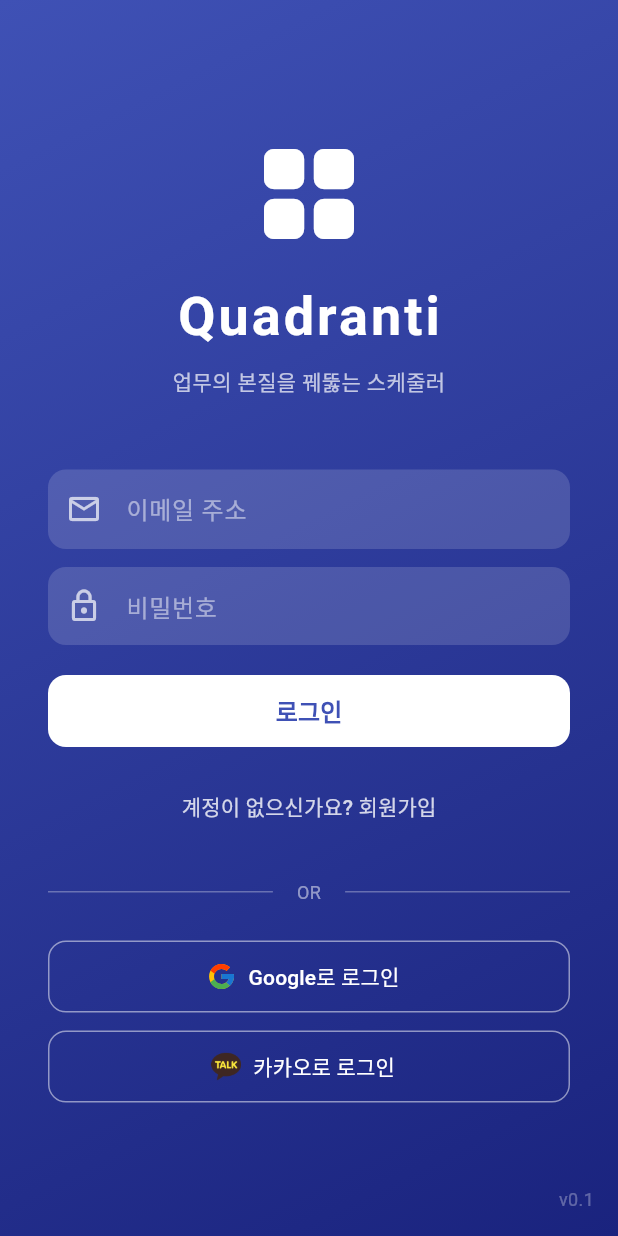
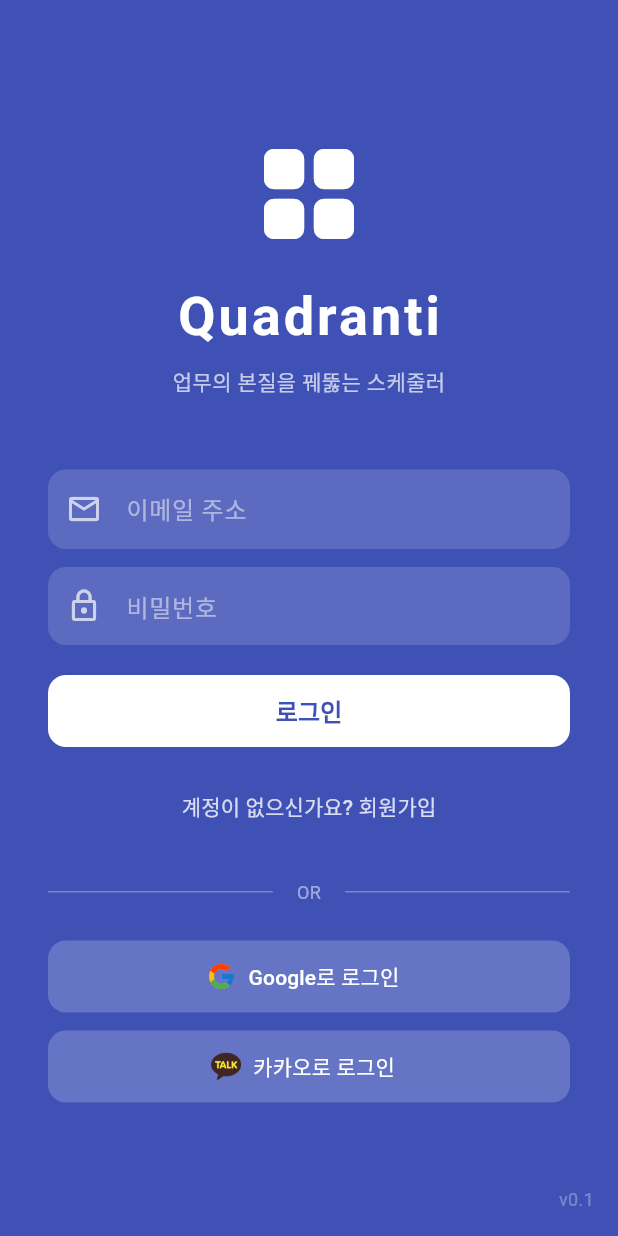
Before and after one commit to hansang-lee/quadranti, a Flutter app: the screen it shows after launch, on a phone screen of 412 x 824 dp. Run offline on Flutter 3.47's test engine with Material 3 defaults, Android fonts, the phone set to English and light mode, and no system bars; our stand-ins replace flutter_svg, google_fonts, hive, hive_flutter; accounts and stored records are empty.

Commit message:
style: apply IBM Plex Sans KR font and polish login UI
- apply IBM Plex Sans KR globally via google_fonts package
- solid indigo background (remove gradient)
- social login buttons: semi-transparent fill with subtle hover
- remove elevation/shadow artifacts on button hover
- add hover effect to signup/login toggle text
- add serve.sh for one-shot flutter web server launch

```diff
--- a/lib/core/theme.dart
+++ b/lib/core/theme.dart
@@ -1,13 +1,20 @@
 import 'package:flutter/material.dart';
+import 'package:google_fonts/google_fonts.dart';
 
 class AppTheme {
   static final ThemeData lightTheme = ThemeData(
     primarySwatch: Colors.indigo,
     scaffoldBackgroundColor: Colors.white,
-    appBarTheme: const AppBarTheme(
+    textTheme: GoogleFonts.ibmPlexSansKrTextTheme(),
+    appBarTheme: AppBarTheme(
       backgroundColor: Colors.indigo,
       foregroundColor: Colors.white,
       elevation: 0,
+      titleTextStyle: GoogleFonts.ibmPlexSansKr(
+        fontSize: 20,
+        fontWeight: FontWeight.w600,
+        color: Colors.white,
+      ),
     ),
     useMaterial3: true,
   );
--- a/lib/screens/login_screen.dart
+++ b/lib/screens/login_screen.dart
@@ -74,11 +74,7 @@ class _LoginScreenState extends State<LoginScreen> {
         children: [
           Container(
         decoration: const BoxDecoration(
-          gradient: LinearGradient(
-            begin: Alignment.topLeft,
-            end: Alignment.bottomRight,
-            colors: [Color(0xFF3F51B5), Color(0xFF1A237E)],
-          ),
+          color: Color(0xFF3F51B5),
         ),
         child: SafeArea(
           child: Center(
@@ -173,6 +169,10 @@ class _LoginScreenState extends State<LoginScreen> {
                   // Toggle Login / Signup
                   TextButton(
                     onPressed: () => setState(() => _isSignUp = !_isSignUp),
+                    style: TextButton.styleFrom(
+                      foregroundColor: Colors.white.withOpacity(0.5),
+                      overlayColor: Colors.white.withOpacity(0.05),
+                    ),
                     child: Text(
                       _isSignUp ? '이미 계정이 있으신가요? 로그인' : '계정이 없으신가요? 회원가입',
                       style: TextStyle(color: Colors.white.withOpacity(0.8)),
@@ -197,7 +197,7 @@ class _LoginScreenState extends State<LoginScreen> {
                   SizedBox(
                     width: double.infinity,
                     height: 48,
-                    child: OutlinedButton.icon(
+                    child: ElevatedButton.icon(
                       onPressed: () {
                         ScaffoldMessenger.of(context).showSnackBar(
                           const SnackBar(content: Text('Google 로그인은 추후 연동 예정입니다')),
@@ -205,12 +205,16 @@ class _LoginScreenState extends State<LoginScreen> {
                       },
                       icon: SvgPicture.asset('assets/images/google-48x48.svg', width: 20, height: 20),
                       label: const Text('Google로 로그인', style: TextStyle(fontSize: 14)),
-                      style: OutlinedButton.styleFrom(
+                      style: ElevatedButton.styleFrom(
+                        backgroundColor: Colors.white.withOpacity(0.2),
                         foregroundColor: Colors.white,
-                        side: BorderSide(color: Colors.white.withOpacity(0.5)),
+                        overlayColor: Colors.white.withOpacity(0.1),
                         shape: RoundedRectangleBorder(
                           borderRadius: BorderRadius.circular(12),
                         ),
+                        elevation: 0,
+                        shadowColor: Colors.transparent,
+                        surfaceTintColor: Colors.transparent,
                       ),
                     ),
                   ),
@@ -220,7 +224,7 @@ class _LoginScreenState extends State<LoginScreen> {
                   SizedBox(
                     width: double.infinity,
                     height: 48,
-                    child: OutlinedButton.icon(
+                    child: ElevatedButton.icon(
                       onPressed: () {
                         ScaffoldMessenger.of(context).showSnackBar(
                           const SnackBar(content: Text('카카오 로그인은 추후 연동 예정입니다')),
@@ -228,12 +232,16 @@ class _LoginScreenState extends State<LoginScreen> {
                       },
                       icon: Image.asset('assets/images/kakaotalk-48x48.png', width: 20, height: 20),
                       label: const Text('카카오로 로그인', style: TextStyle(fontSize: 14)),
-                      style: OutlinedButton.styleFrom(
+                      style: ElevatedButton.styleFrom(
+                        backgroundColor: Colors.white.withOpacity(0.2),
                         foregroundColor: Colors.white,
-                        side: BorderSide(color: Colors.white.withOpacity(0.5)),
+                        overlayColor: Colors.white.withOpacity(0.1),
                         shape: RoundedRectangleBorder(
                           borderRadius: BorderRadius.circular(12),
                         ),
+                        elevation: 0,
+                        shadowColor: Colors.transparent,
+                        surfaceTintColor: Colors.transparent,
                       ),
                     ),
                   ),
--- a/pubspec.yaml
+++ b/pubspec.yaml
@@ -15,6 +15,7 @@ dependencies:
   hive_flutter: ^1.1.0
   crypto: ^3.0.3
   flutter_svg: ^2.0.7
+  google_fonts: ^6.1.0
 
 dev_dependencies:
   flutter_test:
```
Also changed, not shown: pubspec.lock, 1 other file.
